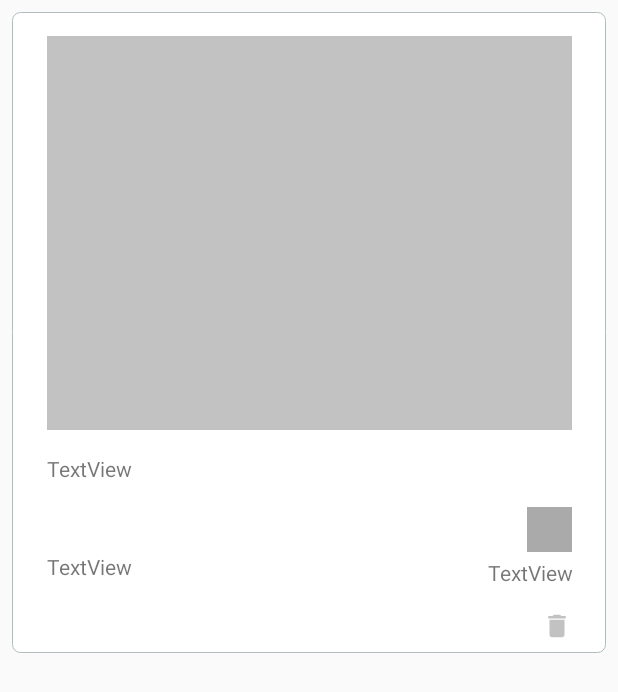
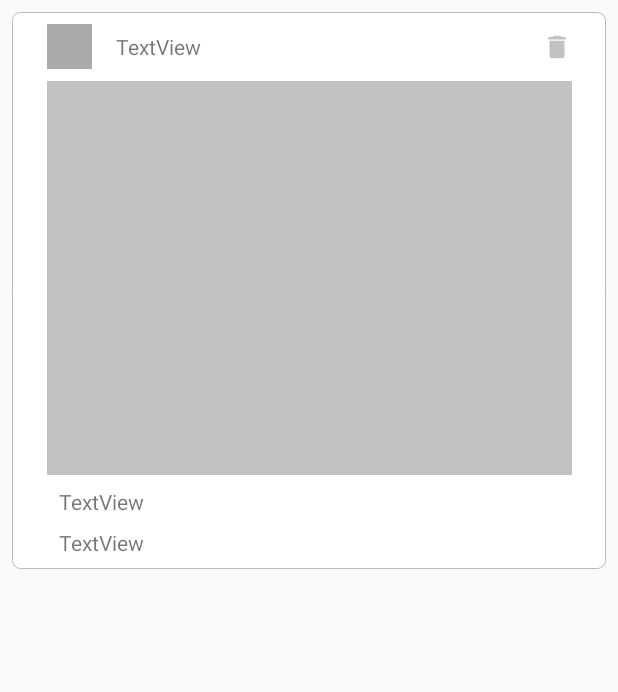
Before and after one commit to yewlimc/ImageView, an Android app: the layout post_item.xml on its own in the app's theme, with its tools: preview values and no code run, on a phone screen of 412 x 824 dp. Shown: the top 692 px of the screen. Run offline under Robolectric (Android 15) with nearby library versions, the phone set to English and light mode, and no system bars.

Commit message:
New layout for post.

```diff
--- a/app/src/main/java/com/example/weblogx2/Adapters/PostAdapter.java
+++ b/app/src/main/java/com/example/weblogx2/Adapters/PostAdapter.java
@@ -69,12 +69,10 @@ public class PostAdapter extends RecyclerView.Adapter<PostAdapter.MyViewHolder>
             @Override
             public void onClick(View v) {
                 if (!post_userID.equals(userID)) {
-
                     Toast.makeText(mContext, "Not your post. ", Toast.LENGTH_SHORT).show();
                     buttonClicked = buttonClicked + 1;
                     Log.v("Button clicked", ""+buttonClicked);
 
-                    // Easter egg
                     switch (buttonClicked) {
                         case 5: {
                             Toast.makeText(mContext, "It's not your post. Stop it. ", Toast.LENGTH_SHORT).show();
--- a/app/src/main/res/layout/post_item.xml
+++ b/app/src/main/res/layout/post_item.xml
@@ -19,19 +19,16 @@
         android:scaleType="centerInside"
         app:layout_constraintEnd_toEndOf="parent"
         app:layout_constraintStart_toStartOf="parent"
-        app:layout_constraintTop_toTopOf="parent"
+        app:layout_constraintTop_toBottomOf="@+id/post_uImage"
         app:srcCompat="@color/colorBackgroundPost" />
 
     <ImageView
         android:id="@+id/post_uImage"
         android:layout_width="30dp"
         android:layout_height="30dp"
-        android:layout_marginTop="16dp"
-        android:layout_marginBottom="4dp"
         android:background="@drawable/image_border"
-        app:layout_constraintBottom_toTopOf="@+id/postUsername"
-        app:layout_constraintEnd_toEndOf="@+id/postDesc"
-        app:layout_constraintTop_toBottomOf="@+id/postDesc"
+        app:layout_constraintStart_toStartOf="@+id/postImage"
+        app:layout_constraintTop_toTopOf="parent"
         app:srcCompat="@android:color/darker_gray" />
 
     <TextView
@@ -39,29 +36,32 @@
         android:layout_width="0dp"
         android:layout_height="wrap_content"
 
-        android:layout_marginStart="64dp"
-        android:layout_marginBottom="16dp"
+        android:layout_marginStart="16dp"
+        android:layout_marginEnd="8dp"
         android:text="TextView"
-        android:textAlignment="textEnd"
-        app:layout_constraintBottom_toTopOf="@+id/post_deleteButton"
-        app:layout_constraintEnd_toEndOf="@+id/post_uImage"
-        app:layout_constraintStart_toEndOf="@+id/posttimeView" />
+        android:textAlignment="viewStart"
+        app:layout_constraintBottom_toBottomOf="@+id/post_uImage"
+        app:layout_constraintEnd_toStartOf="@+id/post_deleteButton"
+        app:layout_constraintStart_toEndOf="@+id/post_uImage"
+        app:layout_constraintTop_toTopOf="@+id/post_uImage" />
 
     <TextView
         android:id="@+id/posttimeView"
         android:layout_width="100dp"
         android:layout_height="wrap_content"
+        android:layout_marginTop="8dp"
         android:text="TextView"
         app:layout_constraintBottom_toBottomOf="parent"
         app:layout_constraintStart_toStartOf="@+id/postDesc"
-        app:layout_constraintTop_toBottomOf="@+id/post_uImage"
-        app:layout_constraintVertical_bias="0.0" />
+        app:layout_constraintTop_toBottomOf="@+id/postDesc" />
 
     <TextView
         android:id="@+id/postDesc"
         android:layout_width="0dp"
         android:layout_height="wrap_content"
-        android:layout_marginTop="16dp"
+        android:layout_marginStart="8dp"
+        android:layout_marginTop="8dp"
+        android:layout_marginEnd="8dp"
         android:text="TextView"
         app:layout_constraintEnd_toEndOf="@+id/postImage"
         app:layout_constraintHorizontal_bias="0.0"
@@ -70,12 +70,13 @@
 
     <Button
         android:id="@+id/post_deleteButton"
-        android:clickable="true"
         android:layout_width="20dp"
         android:layout_height="20dp"
         android:background="@drawable/ic_delete_grey_24dp"
-        app:layout_constraintBottom_toBottomOf="parent"
-        app:layout_constraintEnd_toEndOf="@+id/postUsername" />
+        android:clickable="true"
+        app:layout_constraintBottom_toBottomOf="@+id/post_uImage"
+        app:layout_constraintEnd_toEndOf="@+id/postImage"
+        app:layout_constraintTop_toTopOf="@+id/post_uImage" />
 
 
 </androidx.constraintlayout.widget.ConstraintLayout>
```
